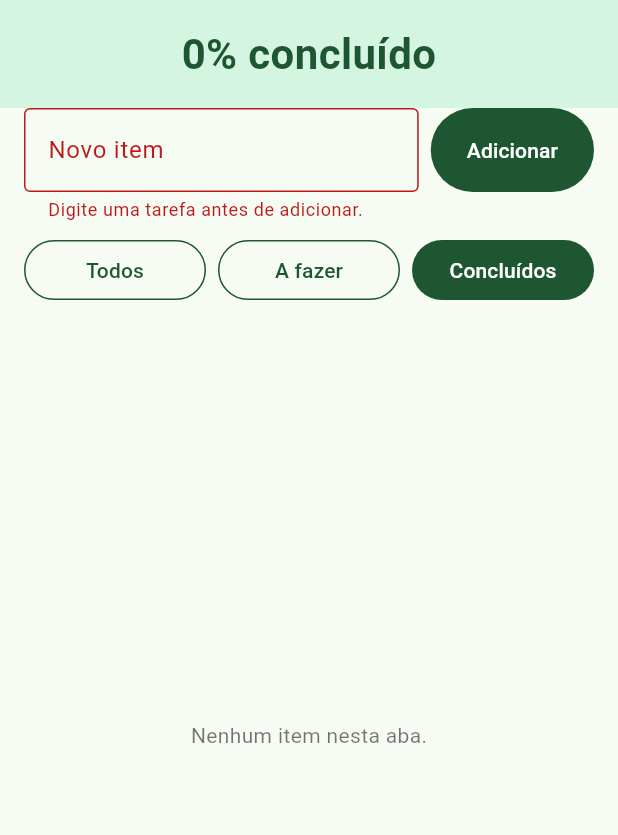
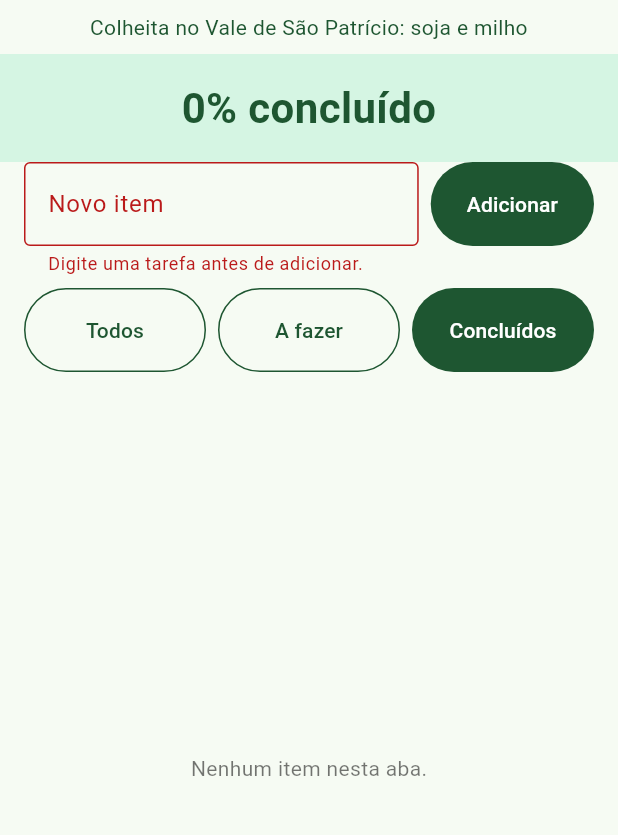
Before and after one commit to Luanna-f/Checklist-de-colheita, a Flutter app: the screen it shows after launch, after a tap on "Adicionar", after a tap on "Concluídos", on a phone screen of 412 x 824 dp, the part 84-919 px from its top. Run offline on Flutter 3.47's test engine with Material 3 defaults, Android fonts, the phone set to English and light mode, and no system bars.

Commit message:
mais ajuste

```diff
--- a/lib/modelos/tarefa.dart
+++ b/lib/modelos/tarefa.dart
@@ -1,9 +1,8 @@
+// Tarefa segue o padrão imutável da classe Talhao vista em aula.
+// Para alterar sua conclusão, a tela cria outra Tarefa e a substitui na lista.
 class Tarefa {
   final String texto;
   final bool concluido;
 
-  const Tarefa({
-    required this.texto,
-    this.concluido = false,
-  });
+  const Tarefa({required this.texto, this.concluido = false});
 }
--- a/lib/telas/tela_checklist.dart
+++ b/lib/telas/tela_checklist.dart
@@ -1,6 +1,5 @@
-// Tela principal do checklist de colheita.
-// A lista usa objetos imutáveis do tipo Tarefa e o estado da tela controla
-// o filtro, o percentual e a validação do novo item.
+// A tela guarda as tarefas, a aba selecionada e a mensagem de erro.
+// A cada setState, o build recalcula o percentual e os itens exibidos.
 
 import 'package:flutter/material.dart';
 
@@ -18,25 +17,35 @@ class TelaChecklist extends StatefulWidget {
 
 class _TelaChecklistState extends State<TelaChecklist> {
   final List<Tarefa> _tarefas = [
-    const Tarefa(texto: 'Regular a plataforma de corte da colheitadeira para a soja'),
     const Tarefa(
-        texto: 'Conferir a umidade dos grãos de soja antes de iniciar a colheita'),
+      texto: 'Regular a plataforma de corte da colheitadeira para a soja',
+    ),
     const Tarefa(
-        texto: 'Calibrar os sensores de perda de grãos na colheitadeira'),
+      texto: 'Conferir a umidade dos grãos de soja antes de iniciar a colheita',
+    ),
     const Tarefa(
-        texto:
-            'Vistoriar os talhões: tombamento, plantas daninhas e falhas de plantio'),
+      texto: 'Calibrar os sensores de perda de grãos na colheitadeira',
+    ),
     const Tarefa(
-        texto: 'Revisar a plataforma e as correntes para a colheita do milho'),
-    const Tarefa(texto: 'Agendar caminhões para levar a produção até o armazém'),
+      texto: 'Vistoriar os talhões: tombamento, plantas daninhas e falhas de plantio',
+    ),
     const Tarefa(
-        texto: 'Limpar a caixa de grãos e a rosca de descarga antes de cada talhão'),
+      texto: 'Revisar a plataforma e as correntes para a colheita do milho',
+    ),
+    const Tarefa(
+      texto: 'Agendar caminhões para levar a produção até o armazém',
+    ),
+    const Tarefa(
+      texto:
+          'Limpar a caixa de grãos e a rosca de descarga antes de cada talhão',
+    ),
   ];
 
   final _novoItemController = TextEditingController();
 
   String? _erro;
 
+  // As abas usam um número no estado: 0 para Todos, 1 para A fazer e 2 para Concluídos.
   int _abaSelecionada = 0;
 
   @override
@@ -63,6 +72,7 @@ class _TelaChecklistState extends State<TelaChecklist> {
   void _alternarItem(int indice) {
     setState(() {
       final tarefaAtual = _tarefas[indice];
+      // A nova tarefa substitui a antiga para que setState redesenhe a tela.
       _tarefas[indice] = Tarefa(
         texto: tarefaAtual.texto,
         concluido: !tarefaAtual.concluido,
@@ -80,13 +90,37 @@ class _TelaChecklistState extends State<TelaChecklist> {
       return;
     }
 
+    if (texto.length > 80) {
+      setState(() {
+        _erro = 'Use no máximo 80 caracteres.';
+      });
+      return;
+    }
+
+    if (_jaExiste(texto)) {
+      setState(() {
+        _erro = 'Essa tarefa já está na lista.';
+      });
+      return;
+    }
+
     setState(() {
       _tarefas.add(Tarefa(texto: texto));
       _erro = null;
+      // A tarefa nova fica visível mesmo quando a aba atual era Concluídos.
       _abaSelecionada = 0;
     });
 
     _novoItemController.clear();
+  }
+
+  bool _jaExiste(String texto) {
+    for (int i = 0; i < _tarefas.length; i++) {
+      if (_tarefas[i].texto.toLowerCase() == texto.toLowerCase()) {
+        return true;
+      }
+    }
+    return false;
   }
 
   List<int> _indicesFiltrados() {
@@ -100,6 +134,7 @@ class _TelaChecklistState extends State<TelaChecklist> {
         indices.add(i);
       }
     }
+    // Os índices originais permitem alterar a tarefa certa, pois a posição filtrada pode ser diferente.
     return indices;
   }
 
@@ -116,6 +151,14 @@ class _TelaChecklistState extends State<TelaChecklist> {
       ),
       body: Column(
         children: [
+          const Padding(
+            padding: EdgeInsets.symmetric(vertical: 8),
+            child: Text(
+              'Colheita no Vale de São Patrício: soja e milho',
+              textAlign: TextAlign.center,
+              style: TextStyle(fontSize: 14, color: Color(0xFF1E5631)),
+            ),
+          ),
           PercentualConcluido(percentual: percentual),
 
           Padding(
@@ -126,6 +169,13 @@ class _TelaChecklistState extends State<TelaChecklist> {
                 Expanded(
                   child: TextField(
                     controller: _novoItemController,
+                    onChanged: (valor) {
+                      if (_erro != null) {
+                        setState(() {
+                          _erro = null;
+                        });
+                      }
+                    },
                     decoration: InputDecoration(
                       labelText: 'Novo item',
                       border: const OutlineInputBorder(),
--- a/lib/widgets/barra_de_filtros.dart
+++ b/lib/widgets/barra_de_filtros.dart
@@ -1,5 +1,5 @@
-// Barra de filtros com as abas Todos, A fazer e Concluídos.
-// O estado da aba fica em tela_checklist.dart e este widget apenas renderiza a seleção.
+// A barra desenha os três botões e avisa qual aba foi tocada por aoSelecionar.
+// A tela guarda o estado selecionado.
 
 import 'package:flutter/material.dart';
 
@@ -29,14 +29,16 @@ class BarraDeFiltros extends StatelessWidget {
     );
   }
 
-  // Monta o botão de uma aba com o visual de selecionado ou não.
   Widget _botaoAba(int aba, String rotulo) {
     final selecionada = aba == abaSelecionada;
 
     if (selecionada) {
       return FilledButton(
         onPressed: () => aoSelecionar(aba),
-        style: FilledButton.styleFrom(backgroundColor: const Color(0xFF1E5631)),
+        style: FilledButton.styleFrom(
+          backgroundColor: const Color(0xFF1E5631),
+          minimumSize: const Size(0, 56),
+        ),
         child: Text(rotulo),
       );
     }
@@ -46,6 +48,7 @@ class BarraDeFiltros extends StatelessWidget {
       style: OutlinedButton.styleFrom(
         foregroundColor: const Color(0xFF1E5631),
         side: const BorderSide(color: Color(0xFF1E5631)),
+        minimumSize: const Size(0, 56),
       ),
       child: Text(rotulo),
     );
--- a/lib/widgets/item_checklist.dart
+++ b/lib/widgets/item_checklist.dart
@@ -1,5 +1,7 @@
-// Componente visual de cada tarefa do checklist.
-// Mantém um alvo de toque grande e contraste forte para uso em campo.
+// A linha inteira é tocável e tem altura mínima de 64, para facilitar o uso com luva.
+// O contraste e o ícone diferenciam os estados sem depender apenas da cor.
+// Concluído usa fundo #1E5631, texto branco riscado e check; pendente usa fundo branco,
+// texto escuro e círculo vazio. O texto tem fonte 18 e o ícone, tamanho 32.
 
 import 'package:flutter/material.dart';
 
--- a/lib/widgets/percentual_concluido.dart
+++ b/lib/widgets/percentual_concluido.dart
@@ -1,5 +1,4 @@
-// Faixa de percentual do checklist.
-// Recebe o valor calculado pela tela e exibe apenas a métrica visual.
+// O widget exibe o percentual que a tela já calculou.
 
 import 'package:flutter/material.dart';
 
```
Also changed, not shown: 2 other files.
